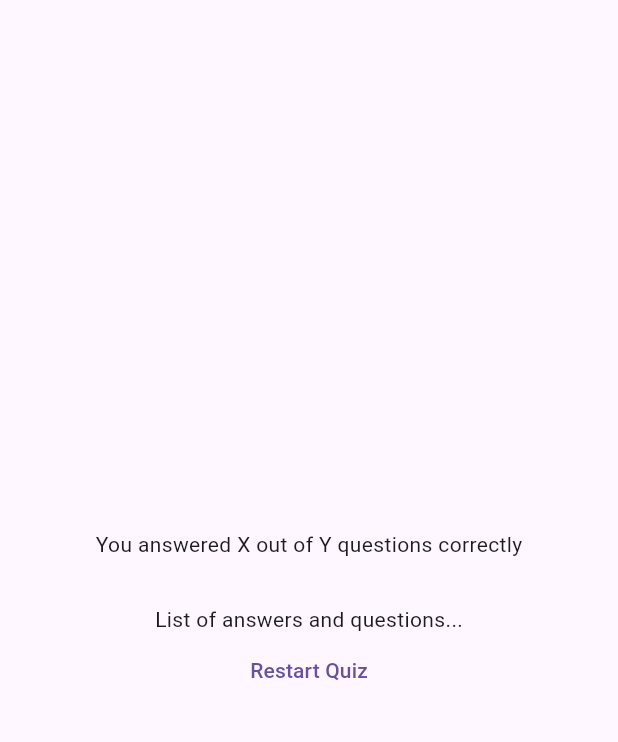
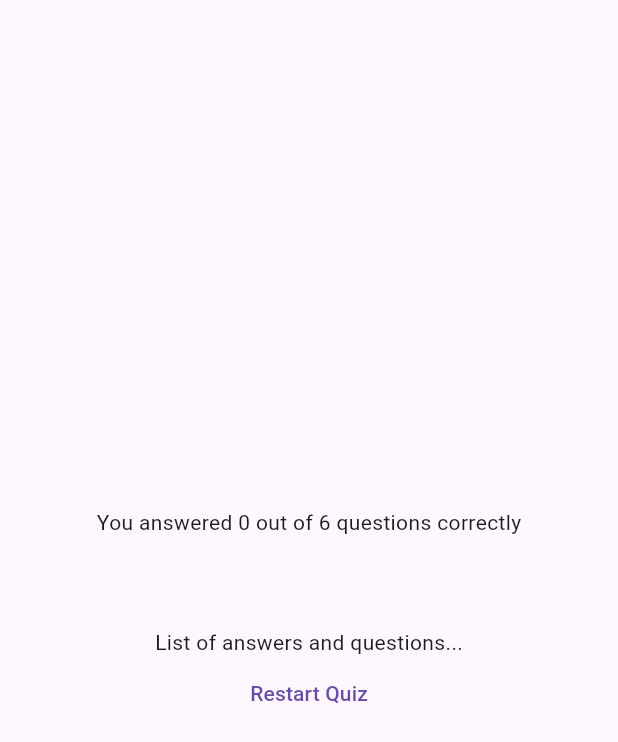
Before and after one commit to pankajatgithub/flutter_quizapp, a Flutter app: the ResultsScreen widget shown alone on an empty page, opened directly with empty values, on a phone screen of 412 x 824 dp. Shown: the top 742 px of the screen. Run offline on Flutter 3.47's test engine with Material 3 defaults, Android fonts, the phone set to English and light mode, and no system bars; our stand-ins replace google_fonts.

Commit message:
updates in summary screen

```diff
--- a/lib/models/results_screen.dart
+++ b/lib/models/results_screen.dart
@@ -1,8 +1,11 @@
 import 'package:flutter/material.dart';
 import 'package:flutter_quizapp/data/questions.dart';
-
+import 'package:flutter_quizapp/models/questions_summary.dart';
 class ResultsScreen extends StatelessWidget {
-  const ResultsScreen({super.key, required this.chosenAnswers});
+  const ResultsScreen({
+    super.key,
+    required this.chosenAnswers
+    });
 
   final List<String> chosenAnswers;
 
@@ -24,19 +27,32 @@ for(var i =0; i < chosenAnswers.length; i++){
 
   @override
   Widget build(BuildContext context) {
+   final summaryData = getSummaryData();
+   final numTotalQuestions = questions.length;
+   //filter list and return new list
+   final numCorrectQuestions = summaryData.where((data){
+   return data['user_answer'] == data['correct_answer'];
+   }).length;//amount of item kept in flitered list
+
     return SizedBox(
       width: double.infinity,
       child: Container(
         margin: const EdgeInsets.all(20),
-        child: const Column(
+        child:  Column(
           mainAxisAlignment: MainAxisAlignment.center,
           children: [
-            Text("You answered X out of Y questions correctly"),
-            SizedBox(
+             Text("You answered ${numCorrectQuestions} out of ${numTotalQuestions} questions correctly"),
+
+           const SizedBox(
               height: 30,
             ),
-            Text("List of answers and questions..."),
-            TextButton(onPressed: () {}, child: Text('Restart Quiz'))
+             QuestionsSummary(summaryData),
+          const  SizedBox(
+              height: 30,
+            ),
+            const Text("List of answers and questions..."),
+            TextButton(onPressed: () {},
+            child: const Text('Restart Quiz'))
           ],
         ),
       ),
--- a/lib/quiz.dart
+++ b/lib/quiz.dart
@@ -35,7 +35,7 @@ class _QuizState extends State<Quiz> {
 
     if (selectedAnswers.length == questions.length) {
       setState(() {
-        selectedAnswers = [];
+        // selectedAnswers = [];
         activeScreen = 'results_screen';
       });
     }
```
Also changed, not shown: lib/models/questions_summary.dart (added, +34 -0 lines).
